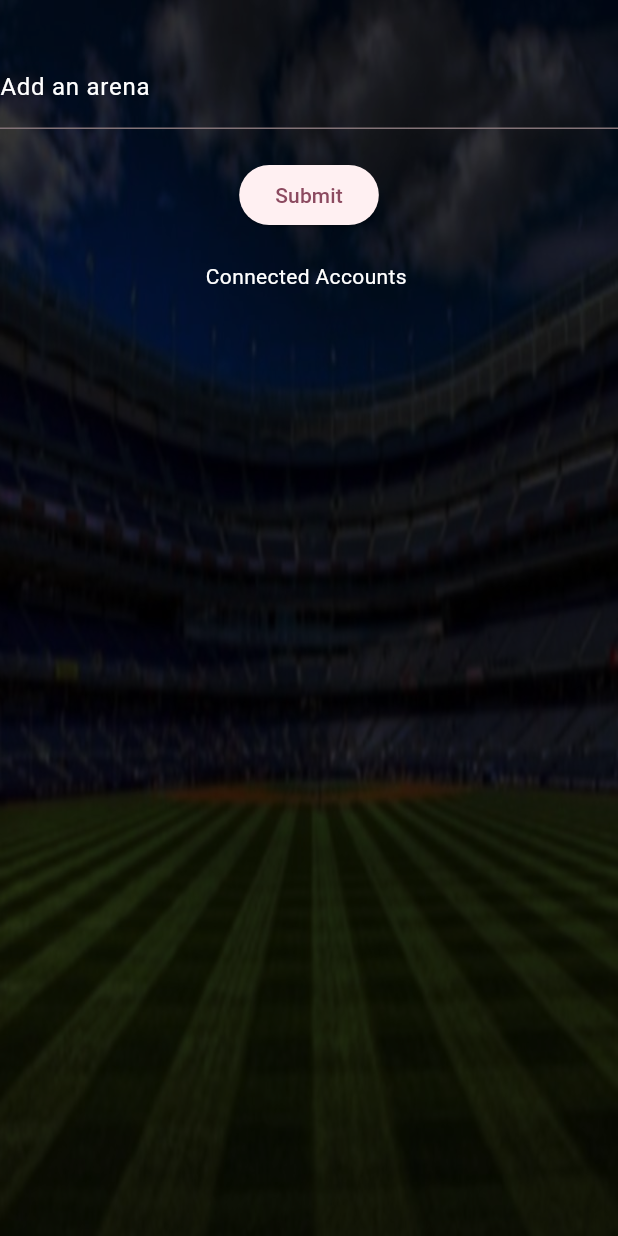
After one commit to alonot/cric_scorer, a Flutter app: the OtherArena screen opened by its route, on a phone screen of 412 x 824 dp. The commit adds this screen. Run offline on Flutter 3.47's test engine with Material 3 defaults, Android fonts, the phone set to English and light mode, and no system bars; our stand-ins replace cloud_firestore, firebase_auth, firebase_core, pdf, share_plus, sqflite; accounts and stored records are empty.

Commit message:
multiple accounts working

```diff
--- a/lib/main.dart
+++ b/lib/main.dart
@@ -13,6 +13,7 @@ import 'package:cric_scorer/routes/main_page.dart';
 import 'package:cric_scorer/routes/match_page.dart';
 import 'package:cric_scorer/Routes/scoreboard.dart';
 import 'package:cric_scorer/Routes/stats.dart';
+import 'package:cric_scorer/routes/other_arena_screen.dart';
 import 'package:cric_scorer/routes/sign_in_or_up_page.dart';
 import 'package:cric_scorer/routes/winner_page.dart';
 import 'package:cric_scorer/utils/util.dart';
@@ -76,6 +77,7 @@ class MyApp extends StatelessWidget {
         Util.scoreCardRoute: (context) => const Scoreboard(),
         Util.statsRoute: (context) => const Stats(),
         Util.signInOrUpRoute: (context) => const SignInPage(),
+        OtherArena.id : (context) => const OtherArena(),
       },
       theme: ThemeData(
           colorScheme: ColorScheme.fromSeed(seedColor: Colors.transparent),
--- a/lib/repository/database_helper.dart
+++ b/lib/repository/database_helper.dart
@@ -200,5 +200,11 @@ class DatabaseHelper {
     return matches;
   }
 
+  Future removeCurrentUser(String currentUser) async  {
+    var db = await login_database;
+    debugPrint("currentUser : $currentUser");
+    await db.delete("login_table", where : "$colLogin = ? ", whereArgs: [currentUser]);
+  }
+
 
 }
--- a/lib/repository/match_repository.dart
+++ b/lib/repository/match_repository.dart
@@ -3,18 +3,20 @@
 import 'package:cric_scorer/models/batter_stat.dart';
 import 'package:cric_scorer/models/bowler_stat.dart';
 import 'package:cric_scorer/models/match.dart';
+import 'package:flutter/cupertino.dart';
 
 
-class MatchRepository{
-  TheMatch? _currentMatch;
+class MatchRepository extends ChangeNotifier{
+  TheMatch? currentMatch;
   int battersCount = 0;
   int bowlersCount = 0;
   List<BatterStat>?  batters;
   List<BowlerStat>? bowlers;
+  int baseId = 0;
+  bool isSignedIn = false;
 
-  TheMatch? get currentMatch => _currentMatch;
-
-  set currentMatch(TheMatch? value) {
-    _currentMatch = value!;
+  void setMatch(TheMatch match) async{
+    currentMatch = match;
+    notifyListeners();
   }
 }
--- /dev/null
+++ b/lib/routes/other_arena_screen.dart
@@ -0,0 +1,243 @@
+import 'package:cric_scorer/match_view_model.dart';
+import 'package:cric_scorer/utils/util.dart';
+import 'package:flutter/material.dart';
+import 'package:flutter/services.dart';
+
+class OtherArena extends StatefulWidget {
+  const OtherArena({super.key});
+
+  static String id = "OtherArena";
+
+  @override
+  State<OtherArena> createState() => _OtherArenaState();
+}
+
+class _OtherArenaState extends State<OtherArena> {
+  var viewModel = MatchViewModel();
+  bool isLoading = false;
+  TextEditingController arenaIdController = TextEditingController();
+  Map<String, bool> emails = {};
+
+  @override
+  void initState() {
+    super.initState();
+    getEmails();
+  }
+
+  void getEmails() async {
+    emails = await viewModel.getAttachedAccounts();
+    setState(() {
+      isLoading = false;
+    });
+  }
+
+  @override
+  Widget build(BuildContext context) {
+    int count = 1;
+    return Container(
+        decoration: const BoxDecoration(
+          border: null,
+          image: DecorationImage(
+              image: AssetImage('assests/background.jpg'), fit: BoxFit.cover),
+        ),
+        child: Scaffold(
+          backgroundColor: const Color(0x89000000),
+          body: Center(
+            child: isLoading
+                ? CircularProgressIndicator()
+                : SingleChildScrollView(
+                    child: Column(
+                      mainAxisAlignment: MainAxisAlignment.center,
+                      mainAxisSize: MainAxisSize.min,
+                      children: [
+                        TextField(
+                          controller: arenaIdController,
+                          inputFormatters: [
+                            FilteringTextInputFormatter.digitsOnly
+                          ],
+                          decoration: const InputDecoration(
+                              label: Text(
+                            "Add an arena",
+                            style: TextStyle(color: Colors.white),
+                          )),
+                        ),
+                        const SizedBox(
+                          height: 20,
+                        ),
+                        ElevatedButton(
+                            onPressed: () async {
+                              bool result = await viewModel.findnUploadUser(
+                                  currentUser,
+                                  int.parse(arenaIdController.text));
+                              if (!result) {
+                                ScaffoldMessenger.of(context).showSnackBar(
+                                    const SnackBar(
+                                        content: Text('Not Found/Duplicate')));
+                              } else {
+                                ScaffoldMessenger.of(context).showSnackBar(
+                                    const SnackBar(content: Text('Done')));
+                              }
+                            },
+                            child: const Text("Submit")),
+                        const SizedBox(
+                          height: 20,
+                        ),
+                        const Text(
+                          'Connected Accounts ',
+                          style: TextStyle(color: Colors.white),
+                          textAlign: TextAlign.start,
+                        ),
+                        SizedBox(
+                          width: MediaQuery.of(context).size.width,
+                          height: 600,
+                          child: ListView(
+                            scrollDirection: Axis.vertical,
+                            children: emails
+                                .map<Widget, bool>((key, value) => MapEntry(
+                                    Dismissible(
+                                      key: Key(count.toString() + key),
+                                      onDismissed: (direction) {
+                                        if (direction ==
+                                            DismissDirection.startToEnd) {
+
+                                          viewModel.deleteEmailForThisId(
+                                              key, viewModel.getbaseId);
+                                        }
+                                      },
+                                      child: ListTile(
+                                        title: Text(
+                                          "${count++}. $key",
+                                          style: const TextStyle(
+                                              color: Colors.white),
+                                        ),
+                                        trailing: SizedBox(
+                                          width: 100,
+                                          child: Row(
+                                            mainAxisAlignment:
+                                                MainAxisAlignment.center,
+                                            children: [
+                                              Container(
+                                                decoration: BoxDecoration(
+                                                  borderRadius:
+                                                      const BorderRadius.all(
+                                                          Radius.circular(25)),
+                                                  color: value
+                                                      ? const Color(0x424242a1)
+                                                      : Colors.transparent,
+                                                ),
+                                                width: 40,
+                                                height: 40,
+                                                child: IconButton(
+                                                  onPressed: value
+                                                      ? null
+                                                      : () {
+                                                          setState(() {
+                                                            isLoading = true;
+                                                          });
+                                                          viewModel
+                                                              .verifyEmail(key)
+                                                              .then((value) {
+                                                            if (value) {
+                                                              ScaffoldMessenger
+                                                                      .of(
+                                                                          context)
+                                                                  .showSnackBar(
+                                                                      const SnackBar(
+                                                                          content:
+                                                                              Text('Verified')));
+                                                            } else {
+                                                              ScaffoldMessenger
+                                                                      .of(
+                                                                          context)
+                                                                  .showSnackBar(
+                                                                      const SnackBar(
+                                                                          content:
+                                                                              Text('Failed to Verified')));
+                                                            }
+                                                            setState(() {
+                                                              getEmails();
+                                                            });
+                                                          }).onError((error,
+                                                                  stackTrace) {
+                                                            setState(() {
+                                                              isLoading = false;
+                                                            });
+                                                          });
+                                                          // send request to make verify = true
+                                                        },
+                                                  disabledColor:
+                                                      Colors.green.shade50,
+                                                  icon: Icon(
+                                                    Icons.check,
+                                                    color: !value
+                                                        ? Colors.green
+                                                        : Colors.white.withOpacity(0.3),
+                                                  ),
+                                                ),
+                                              ),
+                                              Container(
+                                                decoration: BoxDecoration(
+                                                  borderRadius:
+                                                      const BorderRadius.all(
+                                                          Radius.circular(25)),
+                                                  color: !value
+                                                      ? const Color(0x424242a1)
+                                                      : Colors.transparent,
+                                                ),
+                                                width: 40,
+                                                height: 40,
+                                                child: IconButton(
+                                                  onPressed: !value
+                                                      ? null
+                                                      : () {
+                                                          setState(() {
+                                                            isLoading = true;
+                                                          });
+                                                          viewModel.unverifyEmail(key)
+                                                              .then((value) {
+                                                            if (value) {
+                                                              ScaffoldMessenger.of(context).showSnackBar(const SnackBar(
+                                                                          content:Text('Un-verified')));
+                                                            } else {
+                                                              ScaffoldMessenger.of(context)
+                                                                  .showSnackBar(
+                                                                      const SnackBar(
+                                                                          content:Text('Operation Failed')));
+                                                            }
+                                                            setState(() {
+                                                              getEmails();
+                                                            });
+                                                          }).onError((error,
+                                                                  stackTrace) {
+                                                            setState(() {
+                                                              isLoading = false;
+                                                            });
+                                                          });
+                                                          // send request to make verify = false
+                                                        },
+                                                  disabledColor:
+                                                      Colors.red.shade50,
+                                                  icon: Icon(
+                                                    Icons.cancel_outlined,
+                                                    color: value? Colors.red :
+                                                    Colors.white.withOpacity(0.3),
+                                                  ),
+                                                ),
+                                              ),
+                                            ],
+                                          ),
+                                        ),
+                                      ),
+                                    ),
+                                    true))
+                                .keys
+                                .toList(),
+                          ),
+                        )
+                      ],
+                    ),
+                  ),
+          ),
+        ));
+  }
+}
```
Also changed, not shown: lib/match_view_model.dart (+122 -6 lines), lib/routes/main_page.dart (+45 -14 lines), lib/routes/online_matches_screen.dart (+44 -31 lines), lib/routes/sign_in_or_up_page.dart (+51 -24 lines), lib/routes/stats.dart (+7 -12 lines).
